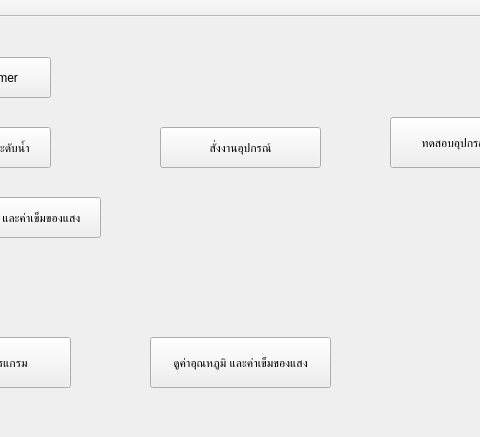
Before: the Qt Designer form mainwindow.ui in eploentham/TimerWater, drawn with Qt 5; both pictures show x 120 to 600 and y 0 to 437 of the 698 by 437 pixel window.
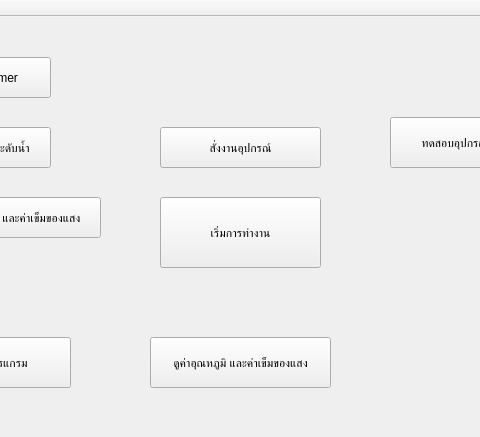
After: the same form once the commit is applied.

The edit to the form file:
```diff
--- a/mainwindow.ui
+++ b/mainwindow.ui
@@ -108,6 +108,19 @@
      <string>สั่งงานอุปกรณ์</string>
     </property>
    </widget>
+   <widget class="QPushButton" name="btnStartWork">
+    <property name="geometry">
+     <rect>
+      <x>280</x>
+      <y>180</y>
+      <width>161</width>
+      <height>71</height>
+     </rect>
+    </property>
+    <property name="text">
+     <string>เริ่มการทำงาน</string>
+    </property>
+   </widget>
    <zorder>btnSensor</zorder>
    <zorder>pushButton</zorder>
    <zorder>pushButton_3</zorder>
```
Left out of the diff: 1 changed line with no effect on the pictures.
